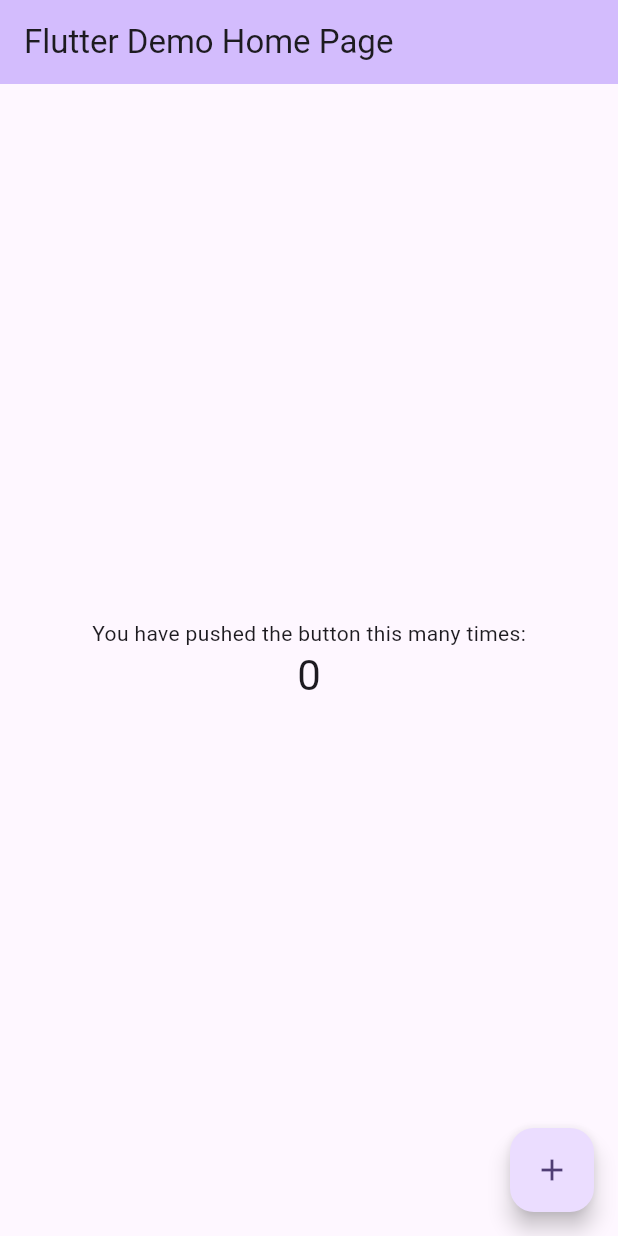
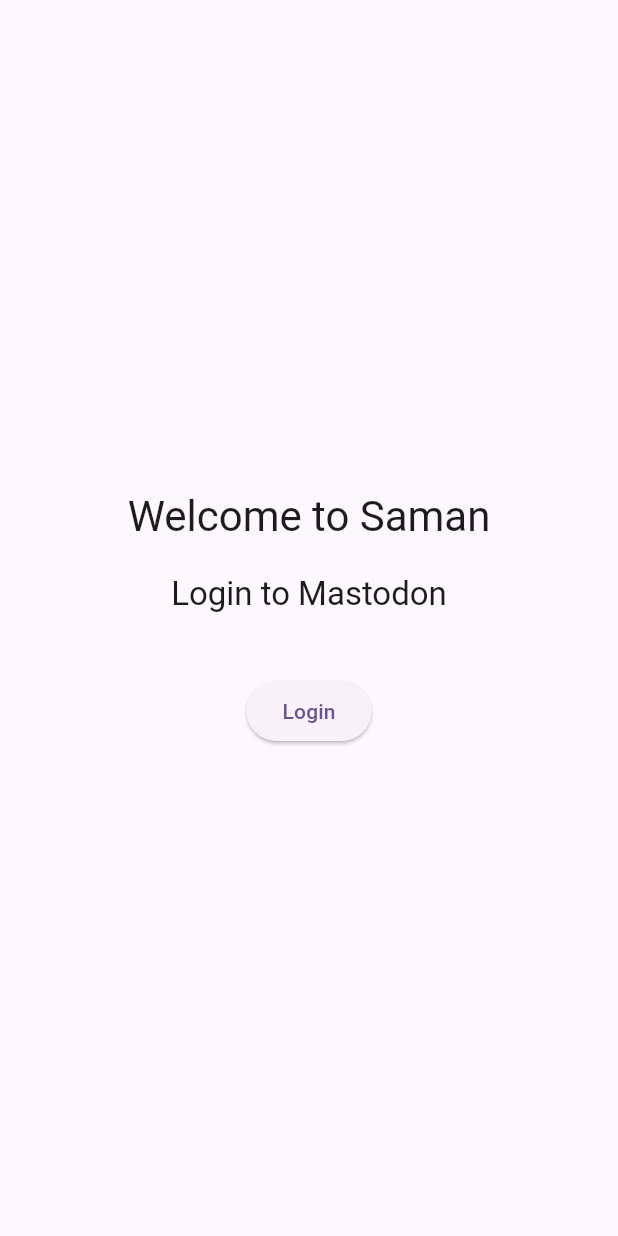
Before and after one commit to berkeleynerd/mastodon_app, a Flutter app: the screen it shows after launch, on a phone screen of 412 x 824 dp. Run offline on Flutter 3.47's test engine with Material 3 defaults, Android fonts, the phone set to English and light mode, and no system bars; generated files the repository leaves out were written again.

Commit message:
flutter login working to gain access token

```diff
--- /dev/null
+++ b/lib/l10n/app_en.arb
@@ -0,0 +1,18 @@
+{
+    "appName": "Saman",
+    "@appName": {
+        "description": "The name of the application"
+    },
+    "loginTitle": "Login to Mastodon",
+    "@loginTitle": {
+        "description": "Title shown on the login screen"
+    },
+    "loginButton": "Login",
+    "@loginButton": {
+        "description": "Text shown on the login button"
+    },
+    "welcomeMessage": "Welcome to Saman",
+    "@welcomeMessage": {
+        "description": "Welcome message shown on the login screen"
+    }
+}
--- /dev/null
+++ b/lib/l10n/app_is.arb
@@ -0,0 +1,6 @@
+{
+    "appName": "Saman",
+    "loginTitle": "Skrá inn á Mastodon",
+    "loginButton": "Skrá inn",
+    "welcomeMessage": "Velkomin í Saman"
+}
--- /dev/null
+++ b/lib/l10n/app_pl.arb
@@ -0,0 +1,6 @@
+{
+    "appName": "Saman",
+    "loginTitle": "Zaloguj się do Mastodona",
+    "loginButton": "Zaloguj",
+    "welcomeMessage": "Witamy w Saman"
+}
--- a/lib/main.dart
+++ b/lib/main.dart
@@ -1,122 +1,79 @@
+import 'dart:async';
 import 'package:flutter/material.dart';
+import 'package:flutter/services.dart';
+import 'package:flutter_localizations/flutter_localizations.dart';
+import 'package:flutter_gen/gen_l10n/app_localizations.dart';
+import 'package:url_launcher/url_launcher.dart';
+import 'services/auth_service.dart';
+import 'screens/login/login_screen.dart';
+
+// StreamController to handle OAuth redirects
+final StreamController<String> _redirectStreamController = StreamController<String>.broadcast();
+Stream<String> get redirectStream => _redirectStreamController.stream;
+
+// Function that can be called from native code to handle the OAuth redirect
+void handleAuthRedirect(String url) {
+  print('Received redirect URL: $url');
+  _redirectStreamController.add(url);
+}
 
 void main() {
-  runApp(const MyApp());
+  WidgetsFlutterBinding.ensureInitialized();
+
+  // Create an instance of AuthService to share with the app
+  final authService = AuthService();
+
+  // Setup method channel to receive URL scheme redirects
+  const MethodChannel channel = MethodChannel('app.mastodon/url_handler');
+  channel.setMethodCallHandler((call) async {
+    if (call.method == 'handleUrl') {
+      final String url = call.arguments as String;
+      handleAuthRedirect(url);
+    }
+    return null;
+  });
+
+  // Listen for redirects and handle them
+  redirectStream.listen((url) {
+    final uri = Uri.parse(url);
+    if (uri.scheme == 'saman' && uri.host == 'oauth') {
+      final code = uri.queryParameters['code'];
+      if (code != null) {
+        print('Received OAuth code: $code');
+        // Complete the OAuth flow with the code
+        authService.handleAuthorizationCode(code);
+      }
+    }
+  });
+
+  runApp(MyApp(authService: authService));
 }
 
 class MyApp extends StatelessWidget {
-  const MyApp({super.key});
+  final AuthService authService;
 
-  // This widget is the root of your application.
+  const MyApp({Key? key, required this.authService}) : super(key: key);
+
   @override
   Widget build(BuildContext context) {
     return MaterialApp(
-      title: 'Flutter Demo',
+      title: 'Saman',
       theme: ThemeData(
-        // This is the theme of your application.
-        //
-        // TRY THIS: Try running your application with "flutter run". You'll see
-        // the application has a purple toolbar. Then, without quitting the app,
-        // try changing the seedColor in the colorScheme below to Colors.green
-        // and then invoke "hot reload" (save your changes or press the "hot
-        // reload" button in a Flutter-supported IDE, or press "r" if you used
-        // the command line to start the app).
-        //
-        // Notice that the counter didn't reset back to zero; the application
-        // state is not lost during the reload. To reset the state, use hot
-        // restart instead.
-        //
-        // This works for code too, not just values: Most code changes can be
-        // tested with just a hot reload.
         colorScheme: ColorScheme.fromSeed(seedColor: Colors.deepPurple),
+        useMaterial3: true,
       ),
-      home: const MyHomePage(title: 'Flutter Demo Home Page'),
+      localizationsDelegates: const [
+        AppLocalizations.delegate,
+        GlobalMaterialLocalizations.delegate,
+        GlobalWidgetsLocalizations.delegate,
+        GlobalCupertinoLocalizations.delegate,
+      ],
+      supportedLocales: const [
+        Locale('en'), // English
+        Locale('pl'), // Polish
+        Locale('is'), // Icelandic
+      ],
+      home: LoginScreen(authService: authService),
     );
   }
 }
-
-class MyHomePage extends StatefulWidget {
-  const MyHomePage({super.key, required this.title});
-
-  // This widget is the home page of your application. It is stateful, meaning
-  // that it has a State object (defined below) that contains fields that affect
-  // how it looks.
-
-  // This class is the configuration for the state. It holds the values (in this
-  // case the title) provided by the parent (in this case the App widget) and
-  // used by the build method of the State. Fields in a Widget subclass are
-  // always marked "final".
-
-  final String title;
-
-  @override
-  State<MyHomePage> createState() => _MyHomePageState();
-}
-
-class _MyHomePageState extends State<MyHomePage> {
-  int _counter = 0;
-
-  void _incrementCounter() {
-    setState(() {
-      // This call to setState tells the Flutter framework that something has
-      // changed in this State, which causes it to rerun the build method below
-      // so that the display can reflect the updated values. If we changed
-      // _counter without calling setState(), then the build method would not be
-      // called again, and so nothing would appear to happen.
-      _counter++;
-    });
-  }
-
-  @override
-  Widget build(BuildContext context) {
-    // This method is rerun every time setState is called, for instance as done
-    // by the _incrementCounter method above.
-    //
-    // The Flutter framework has been optimized to make rerunning build methods
-    // fast, so that you can just rebuild anything that needs updating rather
-    // than having to individually change instances of widgets.
-    return Scaffold(
-      appBar: AppBar(
-        // TRY THIS: Try changing the color here to a specific color (to
-        // Colors.amber, perhaps?) and trigger a hot reload to see the AppBar
-        // change color while the other colors stay the same.
-        backgroundColor: Theme.of(context).colorScheme.inversePrimary,
-        // Here we take the value from the MyHomePage object that was created by
-        // the App.build method, and use it to set our appbar title.
-        title: Text(widget.title),
-      ),
-      body: Center(
-        // Center is a layout widget. It takes a single child and positions it
-        // in the middle of the parent.
-        child: Column(
-          // Column is also a layout widget. It takes a list of children and
-          // arranges them vertically. By default, it sizes itself to fit its
-          // children horizontally, and tries to be as tall as its parent.
-          //
-          // Column has various properties to control how it sizes itself and
-          // how it positions its children. Here we use mainAxisAlignment to
-          // center the children vertically; the main axis here is the vertical
-          // axis because Columns are vertical (the cross axis would be
-          // horizontal).
-          //
-          // TRY THIS: Invoke "debug painting" (choose the "Toggle Debug Paint"
-          // action in the IDE, or press "p" in the console), to see the
-          // wireframe for each widget.
-          mainAxisAlignment: MainAxisAlignment.center,
-          children: <Widget>[
-            const Text('You have pushed the button this many times:'),
-            Text(
-              '$_counter',
-              style: Theme.of(context).textTheme.headlineMedium,
-            ),
-          ],
-        ),
-      ),
-      floatingActionButton: FloatingActionButton(
-        onPressed: _incrementCounter,
-        tooltip: 'Increment',
-        child: const Icon(Icons.add),
-      ), // This trailing comma makes auto-formatting nicer for build methods.
-    );
-  }
-}
--- /dev/null
+++ b/lib/screens/login/login_screen.dart
@@ -0,0 +1,48 @@
+import 'package:flutter/material.dart';
+import 'package:flutter_gen/gen_l10n/app_localizations.dart';
+import '../../services/auth_service.dart';
+
+class LoginScreen extends StatelessWidget {
+  final AuthService authService;
+
+  const LoginScreen({super.key, required this.authService});
+
+  @override
+  Widget build(BuildContext context) {
+    final l10n = AppLocalizations.of(context)!;
+
+    return Scaffold(
+      body: Center(
+        child: Column(
+          mainAxisAlignment: MainAxisAlignment.center,
+          children: [
+            Text(
+              l10n.welcomeMessage,
+              style: Theme.of(context).textTheme.headlineMedium,
+            ),
+            const SizedBox(height: 20),
+            Text(
+              l10n.loginTitle,
+              style: Theme.of(context).textTheme.titleLarge,
+            ),
+            const SizedBox(height: 40),
+            ElevatedButton(
+              onPressed: () async {
+                try {
+                  await authService.authenticate();
+                } catch (e) {
+                  if (context.mounted) {
+                    ScaffoldMessenger.of(context).showSnackBar(
+                      SnackBar(content: Text(e.toString())),
+                    );
+                  }
+                }
+              },
+              child: Text(l10n.loginButton),
+            ),
+          ],
+        ),
+      ),
+    );
+  }
+}
```
Also changed, not shown: lib/services/auth_service.dart (added, +145 -0 lines), pubspec.yaml (+10 -4 lines), pubspec.lock, 13 other files.
